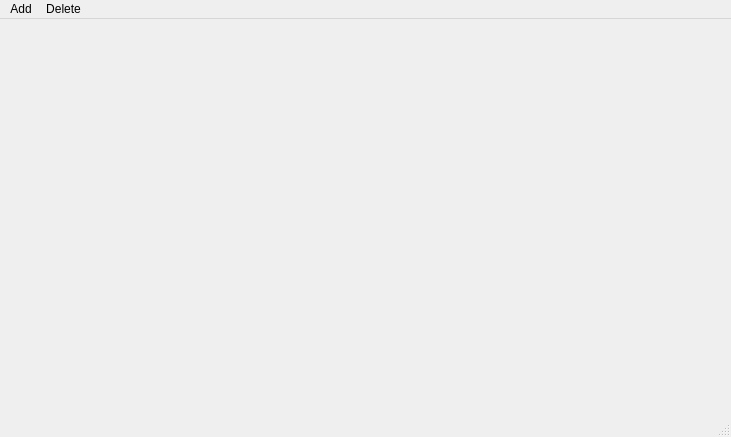
Before: the Qt Designer form MyProj/mainwindow.ui in shahabbadihi/airport_managementt, drawn with Qt 5.
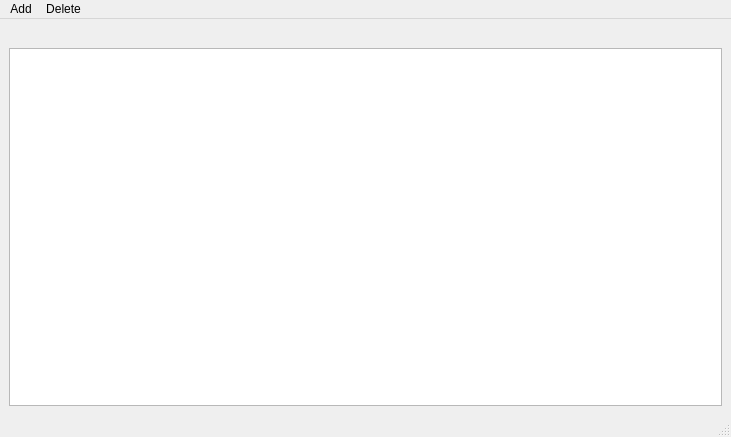
After: the same form once the commit is applied.

What changed in the file:
```diff
--- a/MyProj/mainwindow.ui
+++ b/MyProj/mainwindow.ui
@@ -14,19 +14,18 @@
    <string>MainWindow</string>
   </property>
   <widget class="QWidget" name="centralwidget">
+   <layout class="QVBoxLayout" name="verticalLayout">
+    <item>
    <widget class="QLabel" name="lblClock">
-    <property name="geometry">
-     <rect>
-      <x>20</x>
-      <y>10</y>
-      <width>131</width>
-      <height>16</height>
-     </rect>
-    </property>
     <property name="text">
      <string/>
     </property>
    </widget>
+    </item>
+    <item>
+     <widget class="QTableView" name="tableView"/>
+    </item>
+   </layout>
   </widget>
   <widget class="QMenuBar" name="menubar">
    <property name="geometry">
```
Lines whose indentation alone changed are shown as unchanged.
